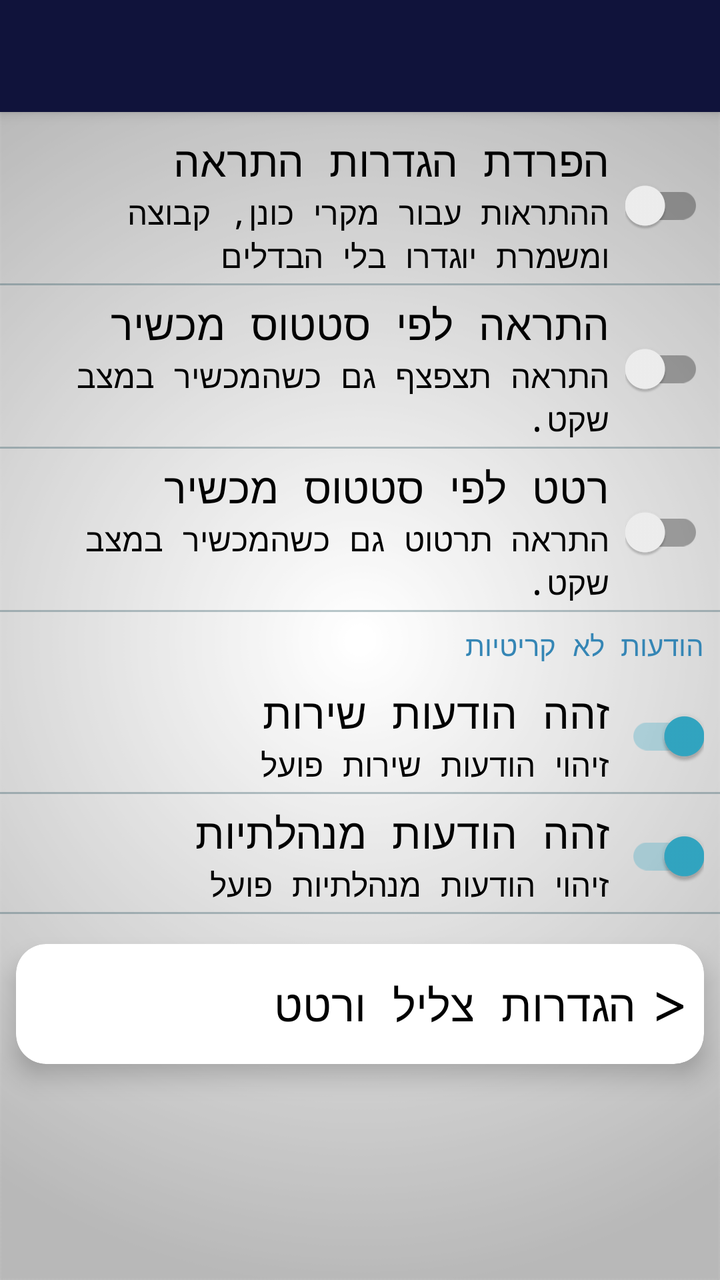
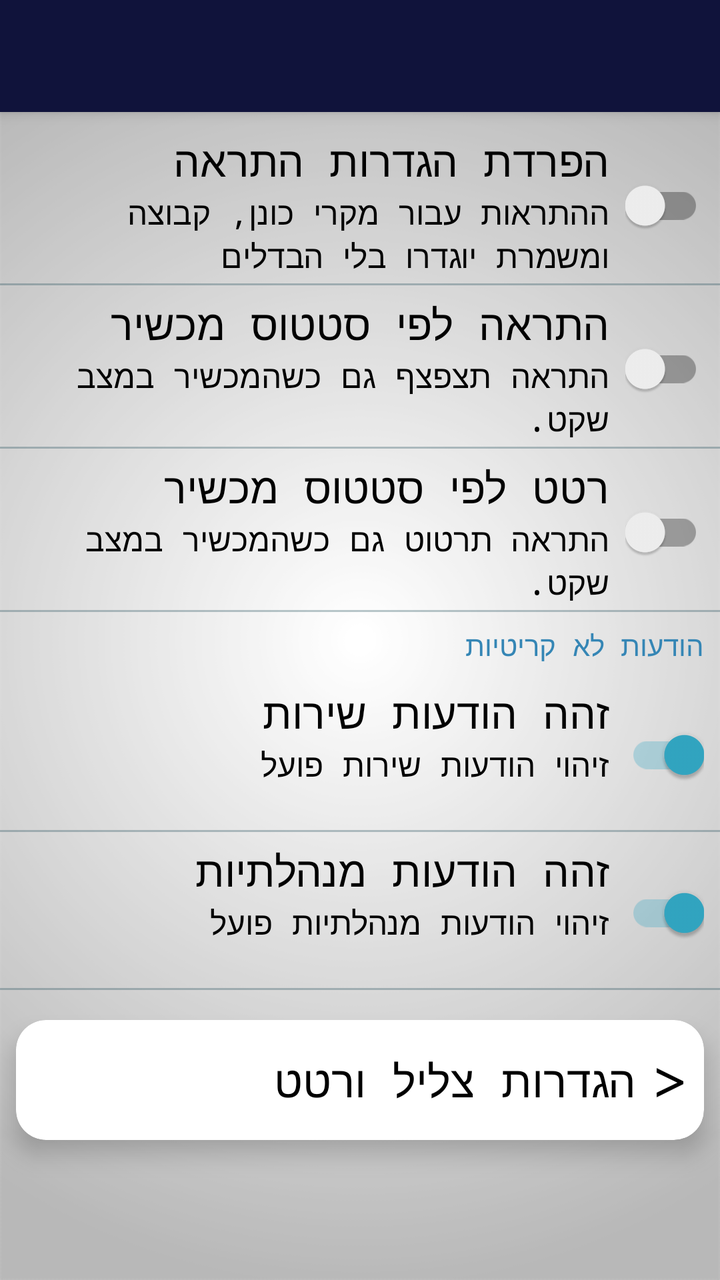

An Android layout rendered at two revisions. The XML below is the earlier revision; the diff shows what the commit changed to produce the second picture.
<!-- AndroidManifest.xml: application theme AppTheme -->
<!-- res/layout/settings_designed_notifications.xml -->
<?xml version="1.0" encoding="utf-8"?>
<android.support.design.widget.CoordinatorLayout
    xmlns:android="http://schemas.android.com/apk/res/android"
    xmlns:app="http://schemas.android.com/apk/res-auto"
    android:layout_width="match_parent"
    android:layout_height="match_parent"
    xmlns:tools="http://schemas.android.com/tools"
    tools:context=".SettingsDesignedNotifications">
    <android.support.design.widget.AppBarLayout
        android:layout_width="match_parent"
        android:layout_height="wrap_content"
        android:theme="@style/AppTheme.AppBarOverlay">
        <android.support.v7.widget.Toolbar
            android:id="@+id/toolbar"
            android:layout_width="match_parent"
            android:layout_height="?attr/actionBarSize"
            android:background="@color/ColorPrimary"
            app:layout_scrollFlags="scroll|exitUntilCollapsed"
            app:popupTheme="@style/AppTheme.PopupOverlay" />
    </android.support.design.widget.AppBarLayout>
    <android.support.constraint.ConstraintLayout
        android:layout_width="match_parent"
        android:layout_height="match_parent"
        app:layout_behavior="@string/appbar_scrolling_view_behavior">

        <android.support.constraint.ConstraintLayout
            android:id="@+id/cutA_pref"
            android:layout_width="match_parent"
            android:layout_height="wrap_content"
            android:layout_marginTop="8dp"
            app:layout_constraintTop_toTopOf="parent">
            <android.support.v7.widget.SwitchCompat
                android:id="@+id/cutAlarm"
                android:layout_width="wrap_content"
                android:layout_height="wrap_content"
                android:layout_marginTop="8dp"
                android:layout_marginEnd="8dp"
                android:layout_marginBottom="8dp"
                android:clickable="false"
                app:layout_constraintBottom_toTopOf="@+id/cutA_divider"
                app:layout_constraintEnd_toEndOf="parent"
                app:layout_constraintTop_toTopOf="parent" />
            <TextView
                android:id="@+id/cutA_Title"
                android:layout_width="0dp"
                android:layout_height="wrap_content"
                android:layout_marginStart="8dp"
                android:layout_marginTop="2dp"
                android:layout_marginEnd="8dp"
                android:text="@string/pref_title_cutA"
                android:textSize="21sp"
                app:layout_constraintEnd_toStartOf="@+id/cutAlarm"
                app:layout_constraintStart_toStartOf="parent"
                app:layout_constraintTop_toTopOf="parent" />
            <TextView
                android:id="@+id/cutA_Desc"
                android:layout_width="0dp"
                android:layout_height="wrap_content"
                android:layout_marginStart="8dp"
                android:layout_marginTop="1dp"
                android:layout_marginEnd="8dp"
                android:text="@string/pref_description_cutA_off"
                android:textSize="16sp"
                app:layout_constraintEnd_toStartOf="@+id/cutAlarm"
                app:layout_constraintStart_toStartOf="parent"
                app:layout_constraintTop_toBottomOf="@+id/cutA_Title" />
            <View
                android:id="@+id/cutA_divider"
                android:layout_width="match_parent"
                android:layout_height="1dp"
                android:layout_marginTop="3dp"
                android:background="@color/ColorBlueAlpha"
                app:layout_constraintTop_toBottomOf="@+id/cutA_Desc" />
        </android.support.constraint.ConstraintLayout>
        <android.support.constraint.ConstraintLayout
            android:id="@+id/stat_pref"
            android:layout_width="match_parent"
            android:layout_height="wrap_content"
            android:layout_marginTop="3dp"
            app:layout_constraintTop_toBottomOf="@+id/cutA_pref">
            <android.support.v7.widget.SwitchCompat
                android:id="@+id/stat"
                android:layout_width="wrap_content"
                android:layout_height="wrap_content"
                android:layout_marginTop="8dp"
                android:layout_marginEnd="8dp"
                android:layout_marginBottom="8dp"
                android:clickable="false"
                app:layout_constraintBottom_toTopOf="@+id/stat_divider"
                app:layout_constraintEnd_toEndOf="parent"
                app:layout_constraintTop_toTopOf="parent" />
            <TextView
                android:id="@+id/stat_Title"
                android:layout_width="0dp"
                android:layout_height="wrap_content"
                android:layout_marginStart="8dp"
                android:layout_marginTop="2dp"
                android:layout_marginEnd="8dp"
                android:text="@string/pref_title_state"
                android:textSize="21sp"
                app:layout_constraintEnd_toStartOf="@+id/stat"
                app:layout_constraintStart_toStartOf="parent"
                app:layout_constraintTop_toTopOf="parent" />
            <TextView
                android:id="@+id/stat_Desc"
                android:layout_width="0dp"
                android:layout_height="wrap_content"
                android:layout_marginStart="8dp"
                android:layout_marginTop="1dp"
                android:layout_marginEnd="8dp"
                android:text="@string/pref_description_state_off"
                android:textSize="16sp"
                app:layout_constraintEnd_toStartOf="@+id/stat"
                app:layout_constraintStart_toStartOf="parent"
                app:layout_constraintTop_toBottomOf="@+id/stat_Title" />
            <View
                android:id="@+id/stat_divider"
                android:layout_width="match_parent"
                android:layout_height="1dp"
                android:background="@color/ColorBlueAlpha"
                android:layout_marginTop="3dp"
                app:layout_constraintTop_toBottomOf="@+id/stat_Desc" />
        </android.support.constraint.ConstraintLayout>
        <android.support.constraint.ConstraintLayout
            android:id="@+id/statVib_pref"
            android:layout_width="match_parent"
            android:layout_height="wrap_content"
            android:layout_marginTop="3dp"
            app:layout_constraintTop_toBottomOf="@+id/stat_pref">
            <android.support.v7.widget.SwitchCompat
                android:id="@+id/statVib"
                android:layout_width="wrap_content"
                android:layout_height="wrap_content"
                android:layout_marginTop="8dp"
                android:layout_marginEnd="8dp"
                android:layout_marginBottom="8dp"
                android:clickable="false"
                app:layout_constraintBottom_toTopOf="@+id/statVib_divider"
                app:layout_constraintEnd_toEndOf="parent"
                app:layout_constraintTop_toTopOf="parent" />
            <TextView
                android:id="@+id/statVib_Title"
                android:layout_width="0dp"
                android:layout_height="wrap_content"
                android:layout_marginStart="8dp"
                android:layout_marginTop="2dp"
                android:layout_marginEnd="8dp"
                android:text="@string/pref_title_stateVib"
                android:textSize="21sp"
                app:layout_constraintEnd_toStartOf="@+id/statVib"
                app:layout_constraintStart_toStartOf="parent"
                app:layout_constraintTop_toTopOf="parent" />
            <TextView
                android:id="@+id/statVib_Desc"
                android:layout_width="0dp"
                android:layout_height="wrap_content"
                android:layout_marginStart="8dp"
                android:layout_marginTop="1dp"
                android:layout_marginEnd="8dp"
                android:text="@string/pref_description_stateVib_off"
                android:textSize="16sp"
                app:layout_constraintEnd_toStartOf="@+id/statVib"
                app:layout_constraintStart_toStartOf="parent"
                app:layout_constraintTop_toBottomOf="@+id/statVib_Title" />
            <View
                android:id="@+id/statVib_divider"
                android:layout_width="match_parent"
                android:layout_height="1dp"
                android:background="@color/ColorBlueAlpha"
                android:layout_marginTop="3dp"
                app:layout_constraintTop_toBottomOf="@+id/statVib_Desc" />
        </android.support.constraint.ConstraintLayout>

        <TextView
            android:id="@+id/textView3"
            android:layout_width="0dp"
            android:layout_height="wrap_content"
            android:layout_marginStart="8dp"
            android:layout_marginTop="7dp"
            android:layout_marginEnd="8dp"
            android:text="@string/title_low_calls"
            android:textColor="@color/Ocean"
            app:layout_constraintEnd_toEndOf="parent"
            app:layout_constraintStart_toStartOf="parent"
            app:layout_constraintTop_toBottomOf="@+id/statVib_pref" />
        <android.support.constraint.ConstraintLayout
            android:id="@+id/T6_pref"
            android:layout_width="match_parent"
            android:layout_height="wrap_content"
            android:layout_marginTop="8dp"
            app:layout_constraintTop_toBottomOf="@+id/textView3">
            <android.support.v7.widget.SwitchCompat
                android:id="@+id/T6"
                android:layout_width="wrap_content"
                android:layout_height="wrap_content"
                android:layout_marginTop="8dp"
                android:layout_marginEnd="8dp"
                android:layout_marginBottom="8dp"
                android:clickable="false"
                android:checked="true"
                app:layout_constraintBottom_toTopOf="@+id/T6_divider"
                app:layout_constraintEnd_toEndOf="parent"
                app:layout_constraintTop_toTopOf="parent" />
            <TextView
                android:id="@+id/T6_Title"
                android:layout_width="0dp"
                android:layout_height="wrap_content"
                android:layout_marginStart="8dp"
                android:layout_marginTop="2dp"
                android:layout_marginEnd="8dp"
                android:text="@string/findT6"
                android:textSize="21sp"
                app:layout_constraintEnd_toStartOf="@+id/T6"
                app:layout_constraintStart_toStartOf="parent"
                app:layout_constraintTop_toTopOf="parent" />
            <TextView
                android:id="@+id/T6_Desc"
                android:layout_width="0dp"
                android:layout_height="wrap_content"
                android:layout_marginStart="8dp"
                android:layout_marginTop="1dp"
                android:layout_marginEnd="8dp"
                android:text="@string/findT6_on"
                android:textSize="16sp"
                app:layout_constraintEnd_toStartOf="@+id/T6"
                app:layout_constraintStart_toStartOf="parent"
                app:layout_constraintTop_toBottomOf="@+id/T6_Title" />
            <View
                android:id="@+id/T6_divider"
                android:layout_width="match_parent"
                android:layout_height="1dp"
                android:layout_marginTop="3dp"
                android:background="@color/ColorBlueAlpha"
                app:layout_constraintTop_toBottomOf="@+id/T6_Desc" />
        </android.support.constraint.ConstraintLayout>
        <android.support.constraint.ConstraintLayout
            android:id="@+id/findT4_pref"
            android:layout_width="match_parent"
            android:layout_height="wrap_content"
            android:layout_marginTop="3dp"
            app:layout_constraintTop_toBottomOf="@+id/T6_pref">
            <android.support.v7.widget.SwitchCompat
                android:id="@+id/findT4"
                android:layout_width="wrap_content"
                android:layout_height="wrap_content"
                android:layout_marginTop="8dp"
                android:layout_marginEnd="8dp"
                android:layout_marginBottom="8dp"
                android:clickable="false"
                android:checked="true"
                app:layout_constraintBottom_toTopOf="@+id/findT4_divider"
                app:layout_constraintEnd_toEndOf="parent"
                app:layout_constraintTop_toTopOf="parent" />
            <TextView
                android:id="@+id/findT4_Title"
                android:layout_width="0dp"
                android:layout_height="wrap_content"
                android:layout_marginStart="8dp"
                android:layout_marginTop="2dp"
                android:layout_marginEnd="8dp"
                android:text="@string/findT4"
                android:textSize="21sp"
                app:layout_constraintEnd_toStartOf="@+id/findT4"
                app:layout_constraintStart_toStartOf="parent"
                app:layout_constraintTop_toTopOf="parent" />
            <TextView
                android:id="@+id/findT4_Desc"
                android:layout_width="0dp"
                android:layout_height="wrap_content"
                android:layout_marginStart="8dp"
                android:layout_marginTop="1dp"
                android:layout_marginEnd="8dp"
                android:text="@string/findT4_on"
                android:textSize="16sp"
                app:layout_constraintEnd_toStartOf="@+id/findT4"
                app:layout_constraintStart_toStartOf="parent"
                app:layout_constraintTop_toBottomOf="@+id/findT4_Title" />
            <View
                android:id="@+id/findT4_divider"
                android:layout_width="match_parent"
                android:layout_height="1dp"
                android:background="@color/ColorBlueAlpha"
                android:layout_marginTop="3dp"
                app:layout_constraintTop_toBottomOf="@+id/findT4_Desc" />
        </android.support.constraint.ConstraintLayout>


        <android.support.v7.widget.CardView
            android:id="@+id/sound_vib_card"
            android:layout_width="0dp"
            android:layout_height="60dp"
            android:layout_marginStart="8dp"
            android:layout_marginTop="15dp"
            android:layout_marginEnd="8dp"
            app:cardBackgroundColor="@color/White"
            app:cardCornerRadius="15dp"
            app:cardElevation="7dp"
            app:layout_constraintEnd_toEndOf="parent"
            app:layout_constraintStart_toStartOf="parent"
            app:layout_constraintTop_toBottomOf="@+id/findT4_pref">
            <android.support.constraint.ConstraintLayout
                android:layout_width="match_parent"
                android:layout_height="match_parent">
                <TextView
                    android:id="@+id/tools_tv"
                    android:layout_width="0dp"
                    android:layout_height="wrap_content"
                    android:layout_marginStart="8dp"
                    android:layout_marginTop="8dp"
                    android:layout_marginEnd="8dp"
                    android:layout_marginBottom="8dp"
                    android:text="@string/pref_header_sound_and_vib"
                    android:textSize="22sp"
                    app:layout_constraintBottom_toBottomOf="parent"
                    app:layout_constraintEnd_toStartOf="@+id/tools_arrow_tv"
                    app:layout_constraintStart_toStartOf="parent"
                    app:layout_constraintTop_toTopOf="parent" />
                <TextView
                    android:id="@+id/tools_arrow_tv"
                    android:layout_width="wrap_content"
                    android:layout_height="wrap_content"
                    android:layout_marginTop="8dp"
                    android:layout_marginEnd="8dp"
                    android:layout_marginBottom="8dp"
                    android:text=">"
                    android:textSize="30sp"
                    app:layout_constraintBottom_toBottomOf="parent"
                    app:layout_constraintEnd_toEndOf="parent"
                    app:layout_constraintTop_toTopOf="parent" />
            </android.support.constraint.ConstraintLayout>
        </android.support.v7.widget.CardView>
    </android.support.constraint.ConstraintLayout>
</android.support.design.widget.CoordinatorLayout>
<!-- resources referenced by this layout -->
<resources>
  <color name="ColorBlueAlpha">#4D194853</color>
  <color name="ColorPrimary">#10133b</color>
  <color name="Ocean">#3586B5</color>
  <color name="White">#FFFFFF</color>
  <string name="findT4">זהה הודעות מנהלתיות</string>
  <string name="findT4_on">זיהוי הודעות מנהלתיות פועל</string>
  <string name="findT6">זהה הודעות שירות</string>
  <string name="findT6_on">זיהוי הודעות שירות פועל</string>
  <string name="pref_description_cutA_off">ההתראות עבור מקרי כונן, קבוצה ומשמרת יוגדרו בלי הבדלים</string>
  <string name="pref_description_stateVib_off">התראה תרטוט גם כשהמכשיר במצב שקט.</string>
  <string name="pref_description_state_off">התראה תצפצף גם כשהמכשיר במצב שקט.</string>
  <string name="pref_header_sound_and_vib">הגדרות צליל ורטט</string>
  <string name="pref_title_cutA">הפרדת הגדרות התראה</string>
  <string name="pref_title_state">התראה לפי סטטוס מכשיר</string>
  <string name="pref_title_stateVib">רטט לפי סטטוס מכשיר</string>
  <string name="title_low_calls">הודעות לא קריטיות</string>
  <style name="AppTheme.AppBarOverlay" parent="ThemeOverlay.AppCompat.Dark.ActionBar" />
  <style name="AppTheme.PopupOverlay" parent="ThemeOverlay.AppCompat.Light" />
  <style name="AppTheme" parent="Theme.AppCompat.Light">
          
          <item name="android:textColor">@color/Black</item>
          <item name="colorPrimary">@color/ColorPrimary</item>
          <item name="colorPrimaryDark">@color/ColorPrimaryDark</item>
          <item name="android:textColorHintInverse">@color/ColorBlue</item>
          <item name="actionBarTheme">@style/ThemeOverlay.AppCompat.Dark.ActionBar</item>
          <item name="buttonStyle">@style/FButton</item>
          <item name="android:buttonStyle">@style/FButton</item>
          <item name="colorAccent">@color/materialGrey300</item>
          
          <item name="android:actionMenuTextColor">@color/Black</item>
          <item name="android:itemBackground">@color/materialGrey300</item>
          <item name="android:textColorSecondary">@color/ColorRedDark</item>
          <item name="android:windowBackground">@drawable/ic_bgg</item>
          <item name="android:typeface">monospace</item>
  
          <item name="android:textColorHint">@color/ColorAqua</item>
          <item name="colorControlNormal">@color/ColorBlue</item>
          <item name="colorControlActivated">@color/ColorAqua</item>
          <item name="colorControlHighlight">@color/ColorAqua</item>
      </style>
  <color name="Black">#000000</color>
  <color name="ColorPrimaryDark">#1a1d4b</color>
  <color name="ColorBlue">#98194853</color>
  <style name="FButton" parent="Theme.AppCompat.Light">
          <item name="colorControlHighlight">@color/ColorBlue</item>
          <item name="android:textColor">@color/ColorAqua</item>
          <item name="android:textSize">20sp</item>
      </style>
  <color name="materialGrey300">#ffe0e0e0</color>
  <color name="ColorRedDark">#6b0000</color>
  <!-- drawable ic_bgg: png bitmap (drawable, 33899 bytes) -->
  <color name="ColorAqua">#32a7c3</color>
</resources>

<!-- the commit's change to res/layout/settings_designed_notifications.xml (unified diff, before → after) -->
@@ -1,35 +1,37 @@
 <?xml version="1.0" encoding="utf-8"?>
-<android.support.design.widget.CoordinatorLayout
+<androidx.coordinatorlayout.widget.CoordinatorLayout
     xmlns:android="http://schemas.android.com/apk/res/android"
     xmlns:app="http://schemas.android.com/apk/res-auto"
     android:layout_width="match_parent"
     android:layout_height="match_parent"
     xmlns:tools="http://schemas.android.com/tools"
     tools:context=".SettingsDesignedNotifications">
-    <android.support.design.widget.AppBarLayout
+    <com.google.android.material.appbar.AppBarLayout
         android:layout_width="match_parent"
         android:layout_height="wrap_content"
         android:theme="@style/AppTheme.AppBarOverlay">
-        <android.support.v7.widget.Toolbar
+        <androidx.appcompat.widget.Toolbar
             android:id="@+id/toolbar"
             android:layout_width="match_parent"
             android:layout_height="?attr/actionBarSize"
             android:background="@color/ColorPrimary"
             app:layout_scrollFlags="scroll|exitUntilCollapsed"
             app:popupTheme="@style/AppTheme.PopupOverlay" />
-    </android.support.design.widget.AppBarLayout>
-    <android.support.constraint.ConstraintLayout
+    </com.google.android.material.appbar.AppBarLayout>
+    <androidx.core.widget.NestedScrollView
         android:layout_width="match_parent"
-        android:layout_height="match_parent"
-        app:layout_behavior="@string/appbar_scrolling_view_behavior">
-
-        <android.support.constraint.ConstraintLayout
+        android:layout_height="wrap_content"
+        app:layout_behavior="com.google.android.material.appbar.AppBarLayout$ScrollingViewBehavior">
+    <androidx.constraintlayout.widget.ConstraintLayout
+        android:layout_width="match_parent"
+        android:layout_height="match_parent">
+        <androidx.constraintlayout.widget.ConstraintLayout
             android:id="@+id/cutA_pref"
             android:layout_width="match_parent"
             android:layout_height="wrap_content"
             android:layout_marginTop="8dp"
             app:layout_constraintTop_toTopOf="parent">
-            <android.support.v7.widget.SwitchCompat
+            <androidx.appcompat.widget.SwitchCompat
                 android:id="@+id/cutAlarm"
                 android:layout_width="wrap_content"
                 android:layout_height="wrap_content"
@@ -61,6 +63,7 @@
                 android:layout_marginEnd="8dp"
                 android:text="@string/pref_description_cutA_off"
                 android:textSize="16sp"
+                android:minLines="2"
                 app:layout_constraintEnd_toStartOf="@+id/cutAlarm"
                 app:layout_constraintStart_toStartOf="parent"
                 app:layout_constraintTop_toBottomOf="@+id/cutA_Title" />
@@ -71,14 +74,14 @@
                 android:layout_marginTop="3dp"
                 android:background="@color/ColorBlueAlpha"
                 app:layout_constraintTop_toBottomOf="@+id/cutA_Desc" />
-        </android.support.constraint.ConstraintLayout>
-        <android.support.constraint.ConstraintLayout
+        </androidx.constraintlayout.widget.ConstraintLayout>
+        <androidx.constraintlayout.widget.ConstraintLayout
             android:id="@+id/stat_pref"
             android:layout_width="match_parent"
             android:layout_height="wrap_content"
             android:layout_marginTop="3dp"
             app:layout_constraintTop_toBottomOf="@+id/cutA_pref">
-            <android.support.v7.widget.SwitchCompat
+            <androidx.appcompat.widget.SwitchCompat
                 android:id="@+id/stat"
                 android:layout_width="wrap_content"
                 android:layout_height="wrap_content"
@@ -110,6 +113,7 @@
                 android:layout_marginEnd="8dp"
                 android:text="@string/pref_description_state_off"
                 android:textSize="16sp"
+                android:minLines="2"
                 app:layout_constraintEnd_toStartOf="@+id/stat"
                 app:layout_constraintStart_toStartOf="parent"
                 app:layout_constraintTop_toBottomOf="@+id/stat_Title" />
@@ -120,14 +124,14 @@
                 android:background="@color/ColorBlueAlpha"
                 android:layout_marginTop="3dp"
                 app:layout_constraintTop_toBottomOf="@+id/stat_Desc" />
-        </android.support.constraint.ConstraintLayout>
-        <android.support.constraint.ConstraintLayout
+        </androidx.constraintlayout.widget.ConstraintLayout>
+        <androidx.constraintlayout.widget.ConstraintLayout
             android:id="@+id/statVib_pref"
             android:layout_width="match_parent"
             android:layout_height="wrap_content"
             android:layout_marginTop="3dp"
             app:layout_constraintTop_toBottomOf="@+id/stat_pref">
-            <android.support.v7.widget.SwitchCompat
+            <androidx.appcompat.widget.SwitchCompat
                 android:id="@+id/statVib"
                 android:layout_width="wrap_content"
                 android:layout_height="wrap_content"
@@ -157,6 +161,7 @@
                 android:layout_marginStart="8dp"
                 android:layout_marginTop="1dp"
                 android:layout_marginEnd="8dp"
+                android:minLines="2"
                 android:text="@string/pref_description_stateVib_off"
                 android:textSize="16sp"
                 app:layout_constraintEnd_toStartOf="@+id/statVib"
@@ -169,7 +174,7 @@
                 android:background="@color/ColorBlueAlpha"
                 android:layout_marginTop="3dp"
                 app:layout_constraintTop_toBottomOf="@+id/statVib_Desc" />
-        </android.support.constraint.ConstraintLayout>
+        </androidx.constraintlayout.widget.ConstraintLayout>
 
         <TextView
             android:id="@+id/textView3"
@@ -183,13 +188,13 @@
             app:layout_constraintEnd_toEndOf="parent"
             app:layout_constraintStart_toStartOf="parent"
             app:layout_constraintTop_toBottomOf="@+id/statVib_pref" />
-        <android.support.constraint.ConstraintLayout
+        <androidx.constraintlayout.widget.ConstraintLayout
             android:id="@+id/T6_pref"
             android:layout_width="match_parent"
             android:layout_height="wrap_content"
             android:layout_marginTop="8dp"
             app:layout_constraintTop_toBottomOf="@+id/textView3">
-            <android.support.v7.widget.SwitchCompat
+            <androidx.appcompat.widget.SwitchCompat
                 android:id="@+id/T6"
                 android:layout_width="wrap_content"
                 android:layout_height="wrap_content"
@@ -222,6 +227,7 @@
                 android:layout_marginEnd="8dp"
                 android:text="@string/findT6_on"
                 android:textSize="16sp"
+                android:minLines="2"
                 app:layout_constraintEnd_toStartOf="@+id/T6"
                 app:layout_constraintStart_toStartOf="parent"
                 app:layout_constraintTop_toBottomOf="@+id/T6_Title" />
@@ -232,14 +238,14 @@
                 android:layout_marginTop="3dp"
                 android:background="@color/ColorBlueAlpha"
                 app:layout_constraintTop_toBottomOf="@+id/T6_Desc" />
-        </android.support.constraint.ConstraintLayout>
-        <android.support.constraint.ConstraintLayout
+        </androidx.constraintlayout.widget.ConstraintLayout>
+        <androidx.constraintlayout.widget.ConstraintLayout
             android:id="@+id/findT4_pref"
             android:layout_width="match_parent"
             android:layout_height="wrap_content"
             android:layout_marginTop="3dp"
             app:layout_constraintTop_toBottomOf="@+id/T6_pref">
-            <android.support.v7.widget.SwitchCompat
+            <androidx.appcompat.widget.SwitchCompat
                 android:id="@+id/findT4"
                 android:layout_width="wrap_content"
                 android:layout_height="wrap_content"
@@ -272,6 +278,7 @@
                 android:layout_marginEnd="8dp"
                 android:text="@string/findT4_on"
                 android:textSize="16sp"
+                android:minLines="2"
                 app:layout_constraintEnd_toStartOf="@+id/findT4"
                 app:layout_constraintStart_toStartOf="parent"
                 app:layout_constraintTop_toBottomOf="@+id/findT4_Title" />
@@ -282,23 +289,25 @@
                 android:background="@color/ColorBlueAlpha"
                 android:layout_marginTop="3dp"
                 app:layout_constraintTop_toBottomOf="@+id/findT4_Desc" />
-        </android.support.constraint.ConstraintLayout>
+        </androidx.constraintlayout.widget.ConstraintLayout>
 
 
-        <android.support.v7.widget.CardView
+        <androidx.cardview.widget.CardView
             android:id="@+id/sound_vib_card"
             android:layout_width="0dp"
             android:layout_height="60dp"
             android:layout_marginStart="8dp"
             android:layout_marginTop="15dp"
             android:layout_marginEnd="8dp"
+            android:layout_marginBottom="30dp"
             app:cardBackgroundColor="@color/White"
             app:cardCornerRadius="15dp"
             app:cardElevation="7dp"
             app:layout_constraintEnd_toEndOf="parent"
             app:layout_constraintStart_toStartOf="parent"
-            app:layout_constraintTop_toBottomOf="@+id/findT4_pref">
-            <android.support.constraint.ConstraintLayout
+            app:layout_constraintTop_toBottomOf="@+id/findT4_pref"
+            app:layout_constraintBottom_toBottomOf="parent">
+            <androidx.constraintlayout.widget.ConstraintLayout
                 android:layout_width="match_parent"
                 android:layout_height="match_parent">
                 <TextView
@@ -327,7 +336,8 @@
                     app:layout_constraintBottom_toBottomOf="parent"
                     app:layout_constraintEnd_toEndOf="parent"
                     app:layout_constraintTop_toTopOf="parent" />
-            </android.support.constraint.ConstraintLayout>
-        </android.support.v7.widget.CardView>
-    </android.support.constraint.ConstraintLayout>
-</android.support.design.widget.CoordinatorLayout>
+            </androidx.constraintlayout.widget.ConstraintLayout>
+        </androidx.cardview.widget.CardView>
+    </androidx.constraintlayout.widget.ConstraintLayout>
+    </androidx.core.widget.NestedScrollView>
+</androidx.coordinatorlayout.widget.CoordinatorLayout>
